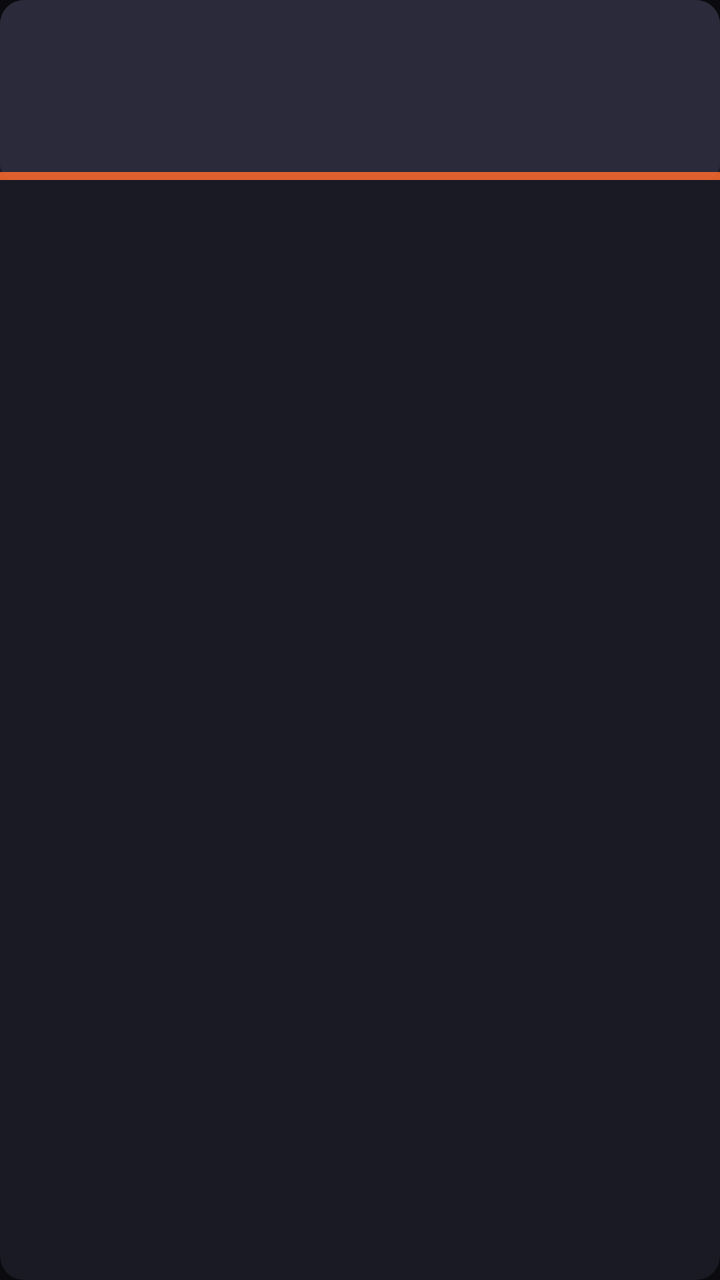
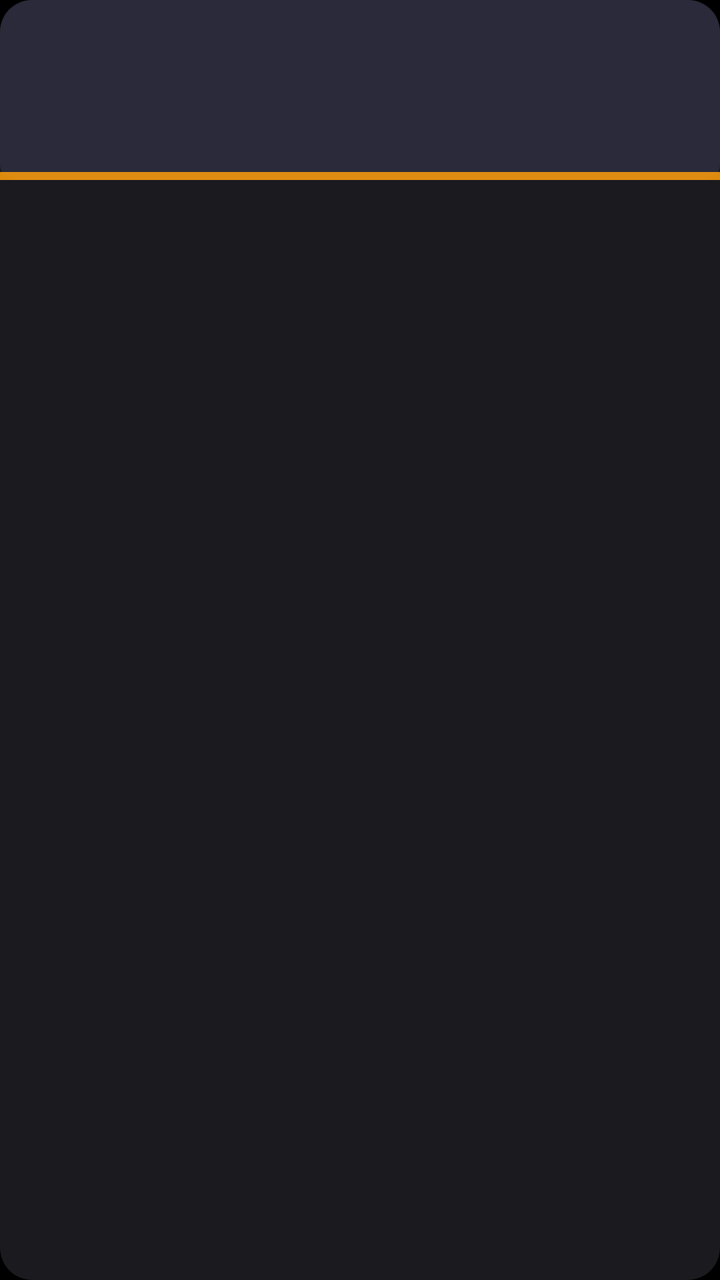

Before-and-after screenshots of an Android layout around one commit, followed by the original layout XML and the change that was made.
<!-- AndroidManifest.xml: application theme Theme.Xama -->
<!-- res/layout/item_continue.xml -->
<?xml version="1.0" encoding="utf-8"?>
<androidx.cardview.widget.CardView xmlns:android="http://schemas.android.com/apk/res/android"
    xmlns:app="http://schemas.android.com/apk/res-auto"
    android:layout_width="140dp"
    android:layout_height="wrap_content"
    android:layout_marginEnd="10dp"
    app:cardBackgroundColor="@color/bg_elevated"
    app:cardCornerRadius="12dp"
    app:cardElevation="0dp">

    <LinearLayout
        android:layout_width="match_parent"
        android:layout_height="wrap_content"
        android:orientation="vertical">

        <FrameLayout
            android:layout_width="match_parent"
            android:layout_height="90dp">
            <ImageView
                android:id="@+id/continueImage"
                android:layout_width="match_parent"
                android:layout_height="match_parent"
                android:scaleType="centerCrop"
                android:background="@drawable/thumb_placeholder"/>
            <View
                android:layout_width="match_parent"
                android:layout_height="4dp"
                android:layout_gravity="bottom"
                android:background="@color/accent"
                android:alpha="0.85"/>
        </FrameLayout>

        <TextView
            android:id="@+id/continueTitle"
            android:layout_width="match_parent"
            android:layout_height="wrap_content"
            android:padding="8dp"
            android:textColor="@color/text_primary"
            android:textSize="12sp"
            android:textStyle="bold"
            android:maxLines="2"
            android:ellipsize="end"
            android:minHeight="40dp"/>
    </LinearLayout>
</androidx.cardview.widget.CardView>
<!-- resources referenced by this layout -->
<resources>
  <color name="accent">#FF6B2C</color>
  <color name="bg_elevated">#1A1A24</color>
  <color name="text_primary">#F5F5F7</color>
  <!-- drawable thumb_placeholder (drawable) -->
  <?xml version="1.0" encoding="utf-8"?>
  <shape xmlns:android="http://schemas.android.com/apk/res/android"
      android:shape="rectangle">
      <solid android:color="#2A2A3A"/>
      <corners android:radius="8dp"/>
  </shape>
  <style name="Theme.Xama" parent="Theme.MaterialComponents.DayNight.NoActionBar">
          <item name="colorPrimary">#FF6B2C</item>
          <item name="colorPrimaryDark">#0B0B0F</item>
          <item name="colorAccent">#FF6B2C</item>
          <item name="android:windowBackground">#0B0B0F</item>
          <item name="android:statusBarColor">#12121A</item>
          <item name="android:navigationBarColor">#0B0B0F</item>
          <item name="android:windowLightStatusBar">false</item>
      </style>
</resources>

<!-- the commit's change to res/layout/item_continue.xml (unified diff, before → after) -->
@@ -4,8 +4,8 @@
     android:layout_width="140dp"
     android:layout_height="wrap_content"
     android:layout_marginEnd="10dp"
-    app:cardBackgroundColor="@color/bg_elevated"
-    app:cardCornerRadius="12dp"
+    app:cardBackgroundColor="#1A1A1F"
+    app:cardCornerRadius="16dp"
     app:cardElevation="0dp">
 
     <LinearLayout
<!-- resource entries referenced after the edit -->
@@ -1,7 +1,6 @@
 <!-- resources referenced by this layout -->
 <resources>
-  <color name="accent">#FF6B2C</color>
-  <color name="bg_elevated">#1A1A24</color>
+  <color name="accent">#FF9F0A</color>
   <color name="text_primary">#F5F5F7</color>
   <!-- drawable thumb_placeholder (drawable) -->
   <?xml version="1.0" encoding="utf-8"?>
@@ -11,13 +10,16 @@
       <corners android:radius="8dp"/>
   </shape>
   <style name="Theme.Xama" parent="Theme.MaterialComponents.DayNight.NoActionBar">
-          <item name="colorPrimary">#FF6B2C</item>
-          <item name="colorPrimaryDark">#0B0B0F</item>
-          <item name="colorAccent">#FF6B2C</item>
-          <item name="android:windowBackground">#0B0B0F</item>
-          <item name="android:statusBarColor">#12121A</item>
-          <item name="android:navigationBarColor">#0B0B0F</item>
+          <item name="colorPrimary">#FF9F0A</item>
+          <item name="colorPrimaryDark">#000000</item>
+          <item name="colorAccent">#FF9F0A</item>
+          <item name="android:windowBackground">#000000</item>
+          <item name="android:statusBarColor">#00000000</item>
+          <item name="android:navigationBarColor">#000000</item>
           <item name="android:windowLightStatusBar">false</item>
+          <item name="android:fontFamily">sans-serif</item>
+          <item name="android:windowTranslucentStatus">false</item>
+          <item name="android:enforceNavigationBarContrast">false</item>
       </style>
 </resources>
 
